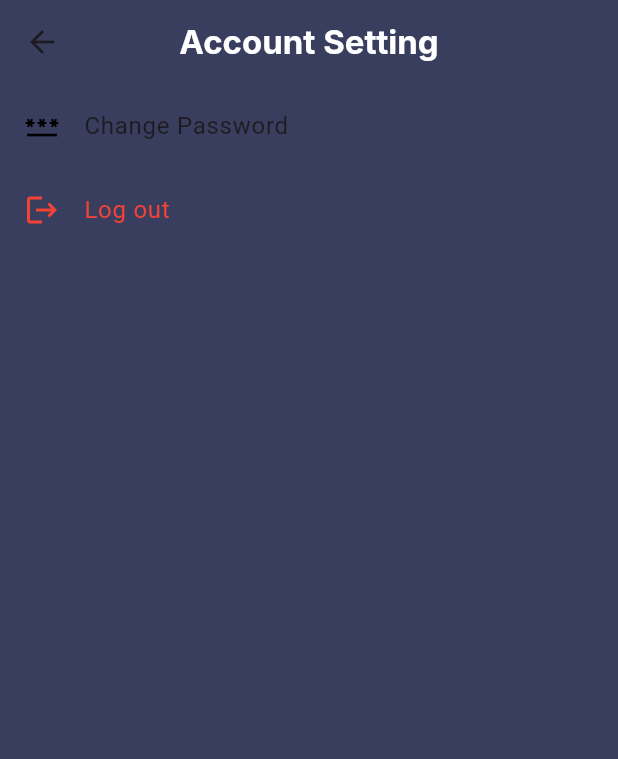
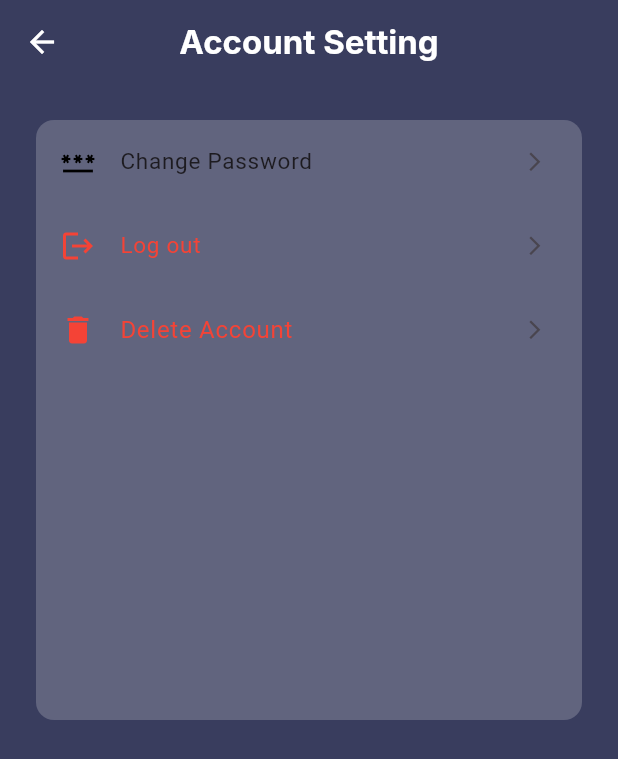
Before and after one commit to Lemong-Web/flutter-project-2025---11---29-, a Flutter app: the screen it shows once a user with an empty profile is signed in, after a tap on "Settings", on a phone screen of 412 x 824 dp. Shown: the top 759 px of the screen. Run offline on Flutter 3.47's test engine with Material 3 defaults, Android fonts, the phone set to English and light mode, and no system bars; our stand-ins replace dio, firebase_auth, firebase_core, google_nav_bar, image_picker, shared_preferences; accounts and stored records are empty; network calls fail; Roboto replaces fonts that are missing (Inter).

Commit message:
Cập nhật

```diff
--- a/lib/UI/Screens/account_setting.dart
+++ b/lib/UI/Screens/account_setting.dart
@@ -16,7 +16,7 @@ class _AccountSettingState extends State<AccountSetting> {
     try {
      await authService.value.signOut();
     } on FirebaseException catch (e) {
-      print(e.message);
+      print('Error signing out: $e');
     }
   }
 
@@ -27,6 +27,7 @@ class _AccountSettingState extends State<AccountSetting> {
       appBar: AppBar(
         centerTitle: true,
         backgroundColor: Color(0xFF393D5E),
+        foregroundColor: Colors.white,
         title: Text(
           "Account Setting",
           style: TextStyle(
@@ -40,7 +41,16 @@ class _AccountSettingState extends State<AccountSetting> {
       );
     }
     Widget buildUI() {
-      return ListView(
+      return Padding(
+        padding: const EdgeInsets.all(24.0),
+        child: Container(
+          height: 400,
+          decoration: BoxDecoration(
+            // ignore: deprecated_member_use
+            color: Colors.white.withOpacity(0.2),
+            borderRadius: BorderRadius.circular(12)
+          ),
+          child: ListView(
             children: [
               GestureDetector(
                 onTap: () {
@@ -48,19 +58,47 @@ class _AccountSettingState extends State<AccountSetting> {
                 },
                 child: ListTile(
                   leading: const Icon(Icons.password, color: Colors.black),
-              title: const Text("Change Password")
+                  title: const Text(
+                    "Change Password",
+                    style: TextStyle(
+                      fontSize: 15
+                    )),
+                    trailing: Icon(Icons.arrow_forward_ios, size: 15),
+                ),
+              ),
+
+              GestureDetector(
+                onTap: () {
+                  logout();
+                  Navigator.pop(context);
+                },
+                child: ListTile(
+                  leading: const Icon(Icons.logout, color: Colors.red),
+                  title: const Text(
+                    "Log out",
+                    style: TextStyle(
+                      color: Colors.red,
+                      fontSize: 15)),
+                      trailing: Icon(Icons.arrow_forward_ios, size: 15),
                 ),
               ),
                 GestureDetector(
                 onTap: () {
-              logout();
+
                 },
                 child: ListTile(
-              leading: const Icon(Icons.logout, color: Colors.red),
-              title: const Text("Log out", style: TextStyle(color: Colors.red))
+                  leading: Icon(Icons.delete, color: Colors.red),
+                  title: Text(
+                    "Delete Account",
+                    style: TextStyle(
+                      color: Colors.red
+                  )),
+                  trailing: Icon(Icons.arrow_forward_ios, size: 15),
                 ),
-          )
+              ),
             ],
+          ),
+        ),
       );
     }
   }
--- a/lib/UI/Screens/detail_screen.dart
+++ b/lib/UI/Screens/detail_screen.dart
@@ -53,8 +53,9 @@ class _DetailScreenState extends State<DetailScreen> {
 
   void loadLastIndex() async {
     final prefs = await SharedPreferences.getInstance();
+    final uid = prefs.getString('userID') ?? '';
     setState(() {
-      lastIndex = prefs.getInt("last_read_index_${widget.storyid}");
+      lastIndex = prefs.getInt("last_read_index_${uid}_${widget.storyid}");
     });
   }
 
@@ -68,8 +69,9 @@ class _DetailScreenState extends State<DetailScreen> {
 
   void loadStatus() async{
     SharedPreferences prefs = await SharedPreferences.getInstance();
+    final uid = prefs.getString('userID') ?? '';
     setState(() {
-      lastStatus = prefs.getBool("favorite_${widget.storyid}") ?? false;
+      lastStatus = prefs.getBool("favorite_${uid}_${widget.storyid}") ?? false;
     });
   }
 
--- a/lib/UI/Screens/login_page.dart
+++ b/lib/UI/Screens/login_page.dart
@@ -110,21 +110,6 @@ class _LoginPageState extends State<LoginPage> {
   Widget _buildUIbutton() {
     return Column(
       children: [
-        Row(
-          mainAxisAlignment: MainAxisAlignment.center,
-          children: [
-            Checkbox(
-              checkColor: Colors.amber,
-              value: isCheck,
-              onChanged: (bool? value){
-                setState(() {
-                  isCheck = value!;
-                });
-              }
-            ),
-            Text("Remember Me")
-          ],
-        ),
         ElevatedButton(
           style: ElevatedButton.styleFrom(
             minimumSize: Size(200, 50),
@@ -138,6 +123,7 @@ class _LoginPageState extends State<LoginPage> {
               login();
             });
           },
+
           child: Text(
             "Đăng Nhập",
             style: TextStyle(
--- a/lib/UI/Screens/navigation.dart
+++ b/lib/UI/Screens/navigation.dart
@@ -36,6 +36,9 @@ class _NavigationState extends State<Navigation> {
           });
         },
         children: [
+          // Home(),
+          // Search(),
+          // Bookshelf(),
           Profile(),
         ],
       ),
--- a/lib/UI/Screens/profile.dart
+++ b/lib/UI/Screens/profile.dart
@@ -9,6 +9,13 @@ class Profile extends StatefulWidget {
 }
 
 class _ProfileState extends State<Profile> {
+
+  @override
+  void initState() {
+    super.initState();
+
+  }
+
   @override
   Widget build(BuildContext context) {
     return Scaffold(
--- a/lib/auth_service.dart
+++ b/lib/auth_service.dart
@@ -1,7 +1,10 @@
 import 'package:firebase_auth/firebase_auth.dart';
 import 'package:flutter/material.dart';
 
-
+// ValueNotìier dùng để quản lý trạng thái của AuthService trong ứng dụng Flutter.
+// Nó cho phép các widget lắng nghe và phản hồi khi có sự thay đổi trong trạng thái xác thực người dùng.
+// Bằng cách sử dụng ValueNotifier, chúng ta có thể dễ dàng cập nhật giao diện người dùng khi
+// người dùng đăng nhập, đăng xuất hoặc khi có sự thay đổi khác liên quan đến xác thực.
 ValueNotifier<AuthService> authService = ValueNotifier(AuthService());
 
 class AuthService {
--- a/pubspec.yaml
+++ b/pubspec.yaml
@@ -7,13 +7,16 @@ environment:
   sdk: ^3.9.2
 
 dependencies:
+  cloud_firestore: ^6.1.0
   dio: ^5.9.0
   firebase_auth: ^6.1.2
   firebase_core: ^4.2.1
+  firebase_storage: ^13.0.4
   flutter:
     sdk: flutter
   flutter_native_splash: ^2.4.7
   google_nav_bar: ^5.0.7
+  image_picker: ^1.2.1
   shared_preferences: ^2.5.3
 
 dev_dependencies:
```
Also changed, not shown: lib/UI/Screens/change_password.dart (+38 -1 lines), lib/UI/Screens/sign_up_page.dart (+62 -3 lines), assets/img/profile-user-account.svg (added), pubspec.lock, 6 other files. Lines whose indentation alone changed are shown as unchanged.
